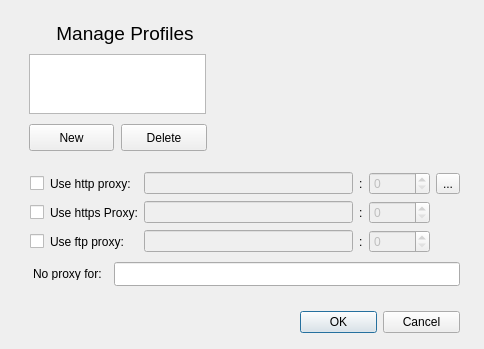
Before: the Qt Designer form profilemanager.ui in surlykke/proxymanager, drawn with Qt 5.
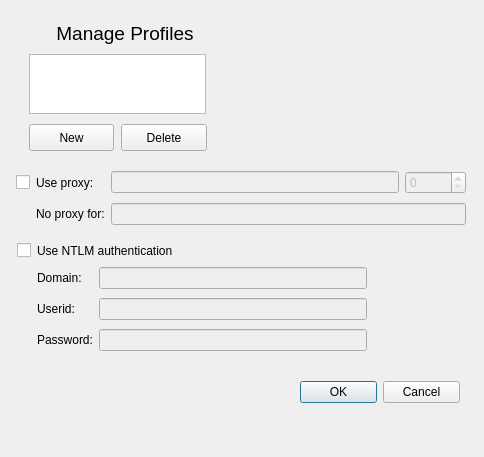
After: the same form once the commit is applied. Icons and pictures are not drawn.

Commit message: Changed to use cntlm as local proxy server

What changed in the file:
```diff
--- a/profilemanager.ui
+++ b/profilemanager.ui
@@ -7,7 +7,7 @@
     <x>0</x>
     <y>0</y>
     <width>484</width>
-    <height>349</height>
+    <height>457</height>
    </rect>
   </property>
   <property name="windowTitle">
@@ -44,25 +44,32 @@
    <property name="geometry">
     <rect>
      <x>10</x>
-     <y>159</y>
+     <y>160</y>
      <width>470</width>
-     <height>140</height>
+     <height>251</height>
     </rect>
    </property>
    <widget class="QWidget" name="gridLayoutWidget">
     <property name="geometry">
      <rect>
-      <x>20</x>
-      <y>13</y>
-      <width>430</width>
-      <height>83</height>
+      <x>6</x>
+      <y>8</y>
+      <width>450</width>
+      <height>60</height>
      </rect>
     </property>
-    <layout class="QGridLayout" name="gridLayout_3">
+    <layout class="QGridLayout" name="gridLayout">
+     <item row="0" column="0">
+      <widget class="QCheckBox" name="useProxyCheckBox">
+       <property name="text">
+        <string/>
+       </property>
+      </widget>
+     </item>
      <item row="0" column="1">
       <widget class="QLabel" name="label_2">
        <property name="text">
-        <string>Use http proxy:</string>
+        <string>Use proxy:</string>
        </property>
       </widget>
      </item>
@@ -73,148 +80,106 @@
        </property>
       </widget>
      </item>
-     <item row="0" column="4">
-      <widget class="QSpinBox" name="httpProxyPortInput">
-       <property name="enabled">
-        <bool>false</bool>
-       </property>
-       <property name="maximum">
-        <number>65535</number>
-       </property>
-      </widget>
-     </item>
      <item row="0" column="3">
-      <widget class="QLabel" name="label_13">
-       <property name="text">
-        <string>:</string>
+      <widget class="QSpinBox" name="portInput">
+       <property name="enabled">
+        <bool>false</bool>
        </property>
-      </widget>
-     </item>
-     <item row="0" column="0">
-      <widget class="QCheckBox" name="useHttpProxyCheckBox">
-       <property name="text">
-        <string/>
-       </property>
-      </widget>
-     </item>
-     <item row="1" column="0">
-      <widget class="QCheckBox" name="useHttpsProxyCheckBox">
-       <property name="text">
-        <string/>
+       <property name="maximum">
+        <number>65535</number>
        </property>
       </widget>
      </item>
      <item row="1" column="1">
-      <widget class="QLabel" name="label_3">
+      <widget class="QLabel" name="label_7">
        <property name="text">
-        <string>Use https Proxy:</string>
+        <string>No proxy for:</string>
        </property>
       </widget>
      </item>
+     <item row="1" column="2" colspan="2">
+      <widget class="QLineEdit" name="exceptionsInput">
+       <property name="enabled">
+        <bool>false</bool>
+       </property>
+      </widget>
+     </item>
+    </layout>
+   </widget>
+   <widget class="QWidget" name="gridLayoutWidget_2">
+    <property name="geometry">
+     <rect>
+      <x>7</x>
+      <y>80</y>
+      <width>350</width>
+      <height>116</height>
+     </rect>
+    </property>
+    <layout class="QGridLayout" name="gridLayout_2">
      <item row="1" column="2">
-      <widget class="QLineEdit" name="httpsProxyHostInput">
+      <widget class="QLineEdit" name="domainInput">
        <property name="enabled">
         <bool>false</bool>
        </property>
       </widget>
      </item>
-     <item row="1" column="3">
-      <widget class="QLabel" name="label_17">
-       <property name="text">
-        <string>:</string>
-       </property>
-      </widget>
-     </item>
-     <item row="1" column="4">
-      <widget class="QSpinBox" name="httpsProxyPortInput">
-       <property name="enabled">
-        <bool>false</bool>
-       </property>
-       <property name="maximum">
-        <number>65535</number>
-       </property>
-      </widget>
-     </item>
-     <item row="2" column="0">
-      <widget class="QCheckBox" name="useFtpProxyCheckBox">
-       <property name="text">
-        <string/>
-       </property>
-      </widget>
-     </item>
-     <item row="2" column="1">
-      <widget class="QLabel" name="label_4">
-       <property name="text">
-        <string>Use ftp proxy:</string>
-       </property>
-      </widget>
-     </item>
      <item row="2" column="2">
-      <widget class="QLineEdit" name="ftpProxyHostInput">
+      <widget class="QLineEdit" name="userIdInput">
        <property name="enabled">
         <bool>false</bool>
        </property>
       </widget>
      </item>
-     <item row="2" column="3">
+     <item row="3" column="2">
+      <widget class="QLineEdit" name="passwordInput">
+       <property name="enabled">
+        <bool>false</bool>
+       </property>
+      </widget>
+     </item>
+     <item row="1" column="1">
+      <widget class="QLabel" name="label_4">
+       <property name="text">
+        <string>Domain:</string>
+       </property>
+      </widget>
+     </item>
+     <item row="0" column="0">
+      <widget class="QCheckBox" name="useAuthenticationCheckBox">
+       <property name="text">
+        <string/>
+       </property>
+      </widget>
+     </item>
+     <item row="0" column="1" colspan="2">
+      <widget class="QLabel" name="label_3">
+       <property name="text">
+        <string>Use NTLM authentication</string>
+       </property>
+      </widget>
+     </item>
+     <item row="2" column="1">
       <widget class="QLabel" name="label_5">
        <property name="text">
-        <string>:</string>
+        <string>Userid:</string>
        </property>
       </widget>
      </item>
-     <item row="2" column="4">
-      <widget class="QSpinBox" name="ftpProxyPortInput">
-       <property name="enabled">
-        <bool>false</bool>
-       </property>
-       <property name="maximum">
-        <number>65535</number>
-       </property>
-      </widget>
-     </item>
-     <item row="0" column="5">
-      <widget class="QToolButton" name="sameProxyButton">
+     <item row="3" column="1">
+      <widget class="QLabel" name="label_8">
        <property name="text">
-        <string>...</string>
-       </property>
-       <property name="icon">
-        <iconset resource="pm_client.qrc">
-         <normaloff>:/icons/downarrow.svg</normaloff>:/icons/downarrow.svg</iconset>
+        <string>Password:</string>
        </property>
       </widget>
      </item>
     </layout>
    </widget>
-   <widget class="QLineEdit" name="exceptionsInput">
-    <property name="geometry">
-     <rect>
-      <x>104</x>
-      <y>103</y>
-      <width>346</width>
-      <height>24</height>
-     </rect>
-    </property>
-   </widget>
-   <widget class="QLabel" name="label_7">
-    <property name="geometry">
-     <rect>
-      <x>23</x>
-      <y>108</y>
-      <width>80</width>
-      <height>13</height>
-     </rect>
-    </property>
-    <property name="text">
-     <string>No proxy for:</string>
-    </property>
-   </widget>
   </widget>
   <widget class="QDialogButtonBox" name="profileManagerButtonBox">
    <property name="geometry">
     <rect>
      <x>300</x>
-     <y>310</y>
+     <y>380</y>
      <width>160</width>
      <height>25</height>
     </rect>
```
Left out of the diff: 2 changed lines with no effect on the pictures. The commit also changes 10 other files.
